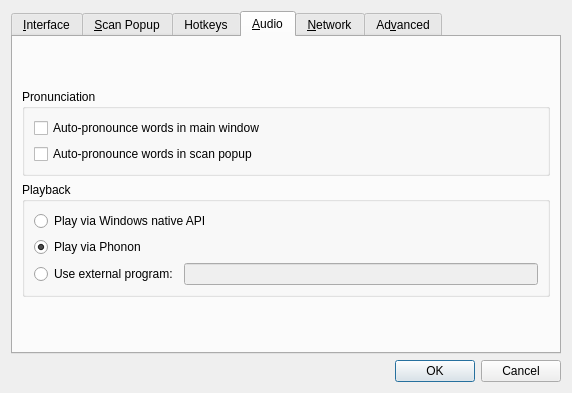
goldendict/goldendict, file preferences.ui: the form before one commit.
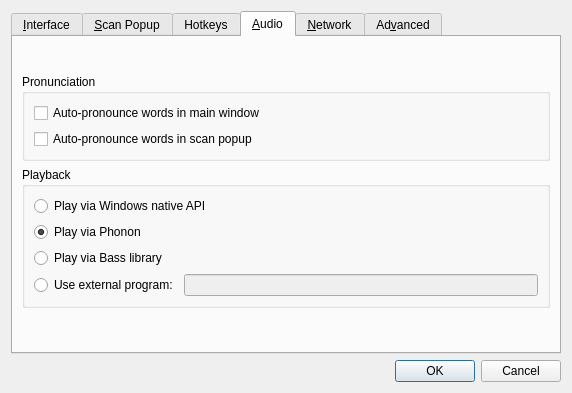
The form after the commit. The open tabs and pages were chosen to show the change. Icons and pictures are not drawn. Custom widgets are drawn as their Qt base class.

Commit message: Win-specific: Play sounds via Bass library

```diff
--- a/preferences.ui
+++ b/preferences.ui
@@ -7,7 +7,7 @@
     <x>0</x>
     <y>0</y>
     <width>572</width>
-    <height>376</height>
+    <height>381</height>
    </rect>
   </property>
   <property name="windowTitle">
@@ -811,6 +811,17 @@
             </property>
            </widget>
           </item>
+          <item>
+           <widget class="QRadioButton" name="playViaBass">
+            <property name="toolTip">
+             <string>Play audio via Bass library. Optimal choice. To use this mode
+you must place bass.dll (http://www.un4seen.com) into GoldenDict folder.</string>
+            </property>
+            <property name="text">
+             <string>Play via Bass library</string>
+            </property>
+           </widget>
+          </item>
           <item>
            <layout class="QHBoxLayout" name="horizontalLayout_12">
             <item>
```
The commit also changes 8 other files.
